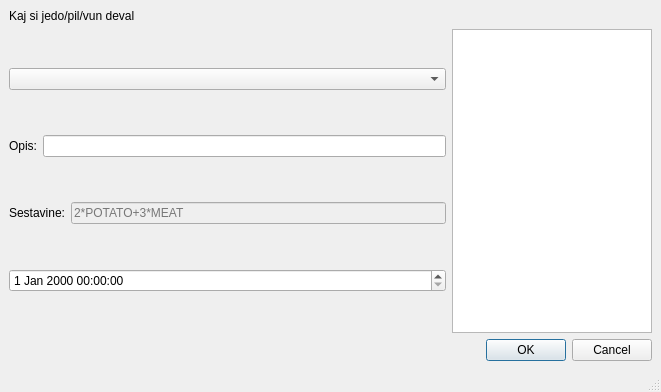
The window that gui_input.ui (buma/eatToday) describes before a commit, drawn with Qt 5.
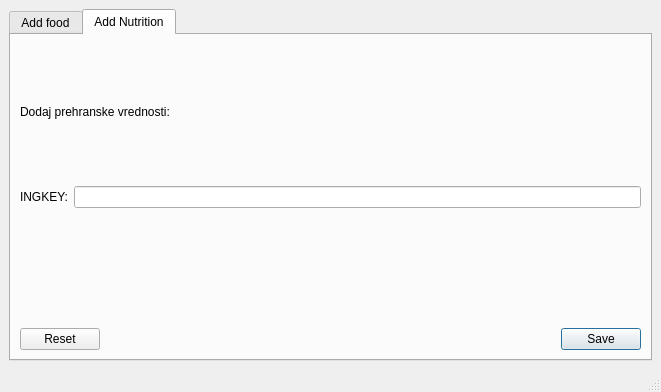
The same window after the commit.

Commit message: Joined add and add_nutrition to one GUI

Patch:
```diff
--- a/gui_input.ui
+++ b/gui_input.ui
@@ -14,6 +14,16 @@
    <string>MainWindow</string>
   </property>
   <widget class="QWidget" name="centralwidget">
+   <layout class="QHBoxLayout" name="horizontalLayout_4">
+    <item>
+     <widget class="QTabWidget" name="tabWidget">
+      <property name="currentIndex">
+       <number>1</number>
+      </property>
+      <widget class="QWidget" name="tab_add">
+       <attribute name="title">
+        <string>Add food</string>
+       </attribute>
    <layout class="QVBoxLayout" name="verticalLayout_2">
     <item>
      <widget class="QLabel" name="label">
@@ -99,6 +109,48 @@
       <property name="standardButtons">
        <set>QDialogButtonBox::Cancel|QDialogButtonBox::Ok</set>
       </property>
+         </widget>
+        </item>
+       </layout>
+      </widget>
+      <widget class="QWidget" name="tab_add_nutrition">
+       <attribute name="title">
+        <string>Add Nutrition</string>
+       </attribute>
+       <layout class="QVBoxLayout" name="verticalLayout_3">
+        <item>
+         <widget class="QLabel" name="label_4">
+          <property name="text">
+           <string>Dodaj prehranske vrednosti:</string>
+          </property>
+         </widget>
+        </item>
+        <item>
+         <layout class="QFormLayout" name="formLayout">
+          <item row="0" column="0">
+           <widget class="QLabel" name="label_5">
+            <property name="text">
+             <string>INGKEY:</string>
+            </property>
+           </widget>
+          </item>
+          <item row="0" column="1">
+           <widget class="QLineEdit" name="in_ingkey"/>
+          </item>
+         </layout>
+        </item>
+        <item>
+         <widget class="QDialogButtonBox" name="buttonBox_2">
+          <property name="orientation">
+           <enum>Qt::Horizontal</enum>
+          </property>
+          <property name="standardButtons">
+           <set>QDialogButtonBox::Reset|QDialogButtonBox::Save</set>
+          </property>
+         </widget>
+        </item>
+       </layout>
+      </widget>
      </widget>
     </item>
    </layout>
```
Lines whose indentation alone changed are shown as unchanged. The commit also changes 1 other file.
